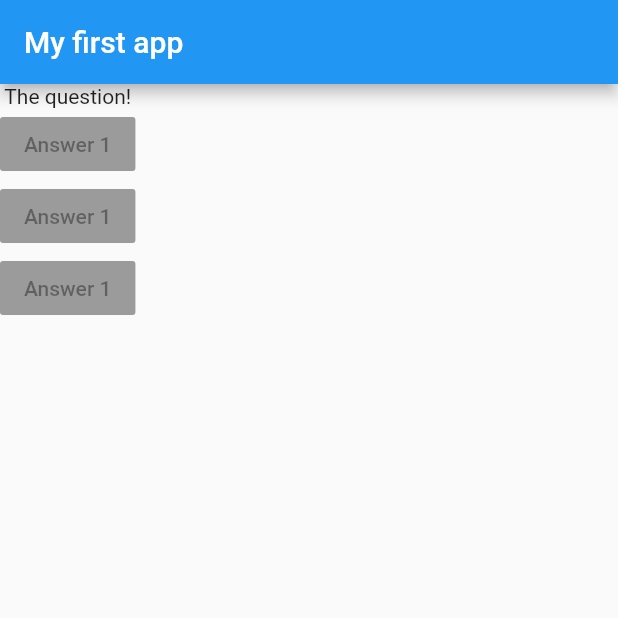
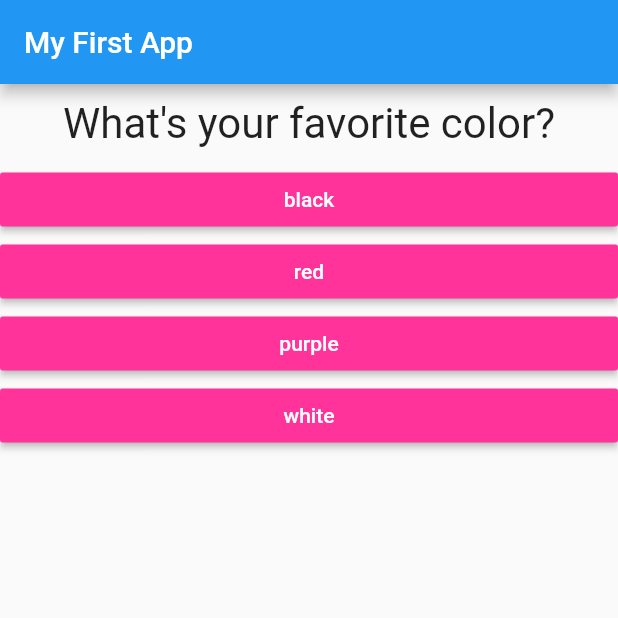
Before and after one commit to aishibata6/flutter_complete_guide_app, a Flutter app: the screen it shows after launch, on a phone screen of 412 x 824 dp, the top half of it. Run offline on Flutter 3.47's test engine with Material 2 defaults, Android fonts, the phone set to English and light mode, and no system bars.

Commit message:
add dynamic questions and answer buttons, by passing around functions and widget cleasses

```diff
--- /dev/null
+++ b/lib/answer.dart
@@ -0,0 +1,21 @@
+import 'package:flutter/material.dart';
+
+class Answer extends StatelessWidget {
+  final Function selectHandler;
+  final String answerText;
+
+  Answer(this.selectHandler, this.answerText);
+
+  @override
+  Widget build(BuildContext context) {
+    return Container(
+      width: double.infinity,
+      child: RaisedButton(
+        color: Color(0xFFFF3399),
+        textColor: Colors.white,
+        child: Text(answerText),
+        onPressed: selectHandler,
+        ),
+    );
+  }
+}
--- a/lib/main.dart
+++ b/lib/main.dart
@@ -1,31 +1,65 @@
 import 'package:flutter/material.dart';
+import './question.dart';
+import './answer.dart';
 
- // main function runs automatically when the file is parced.
-//  void main() {
-//    // from material.dart file
-//    runApp(MyApp());
-//  }
+// void main() {
+//   runApp(MyApp());
+// }
 
 void main() => runApp(MyApp());
 
-  // need to extend either stateless or state widget
- class MyApp extends StatelessWidget {
-   // @override decorator; makes the code cleaner;
+class MyApp extends StatefulWidget {
+  @override
+  State<StatefulWidget> createState() {
+    // TODO: implement createState
+    return _MyAppState();
+  }
+}
+
+class _MyAppState extends State<MyApp> {
+  var _questionIndex = 0;
+
+  void _answerQuestion() {
+    // setState is a trigger that informs flutter to re-run build() of the Widget.
+    setState(() {
+      _questionIndex = _questionIndex + 1;
+    });
+    print(_questionIndex);
+  }
+
   @override
   Widget build(BuildContext context) {
     var questions = [
-      'What\'s your favorite color?',
-      'What\'s your favorite animal?'
+      {
+        'questionText' : 'What\'s your favorite color?',
+        'answers' : ['black', 'red', 'purple', 'white'],
+        },
+      {
+        'questionText' : 'What\'s your favorite animal?',
+        'answers' : ['rabbit', 'snake', 'lion'],
+        },
+      {
+        'questionText' : 'What\'s your plan for NYE?',
+        'answers' : ['Stay home', 'Go out', 'Drink away', 'Don\'t know yet'],
+        },
     ];
-        return MaterialApp(home: Scaffold(
-          appBar: AppBar(title: Text('My first app'),),
-          body: Column(children: [
-            Text('The question!'),
-            RaisedButton(child: Text('Answer 1'), onPressed: null),
-            RaisedButton(child: Text('Answer 1'), onPressed: null),
-            RaisedButton(child: Text('Answer 1'), onPressed: null),
-
-          ],),
+    return MaterialApp(
+      home: Scaffold(
+        appBar: AppBar(
+          title: Text('My First App'),
+        ),
+        body: Column(
+          children: [
+            Question(
+              questions[_questionIndex]['questionText'],
+            ),
+            ...(questions[_questionIndex]['answers'] as List<String>)
+            .map((answer) {
+              return Answer(_answerQuestion, answer);
+            }
+            ).toList()
+          ],
+        ),
       ),
     );
   }
--- /dev/null
+++ b/lib/question.dart
@@ -0,0 +1,23 @@
+//import 'dart:ui';
+
+import 'package:flutter/material.dart';
+
+class Question extends StatelessWidget {
+
+  final String questionText;
+
+  Question(this.questionText);
+
+  @override
+  Widget build(BuildContext context) {
+    return Container(
+      width: double.infinity,
+      margin: EdgeInsets.all(10),
+        child: Text(
+          questionText,
+          style: TextStyle(fontSize: 28),
+          textAlign: TextAlign.center,
+      ),
+    );
+  }
+}
```
Lines whose indentation alone changed are shown as unchanged.
